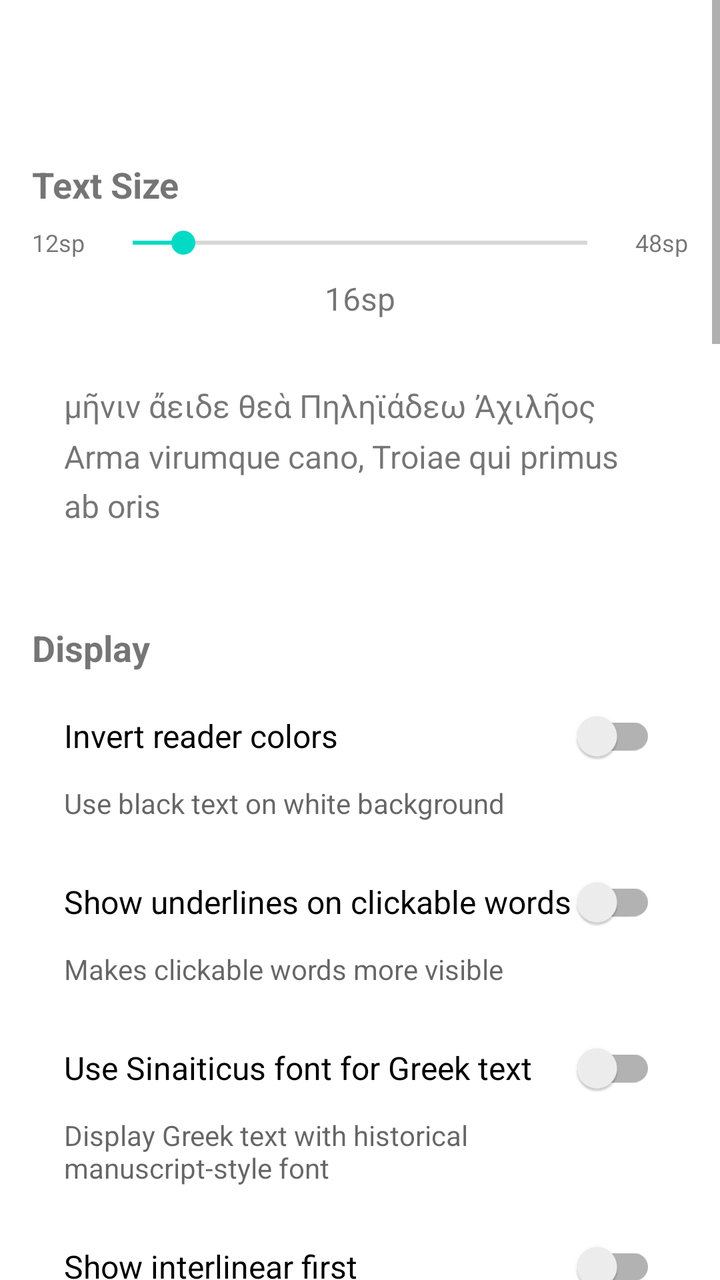
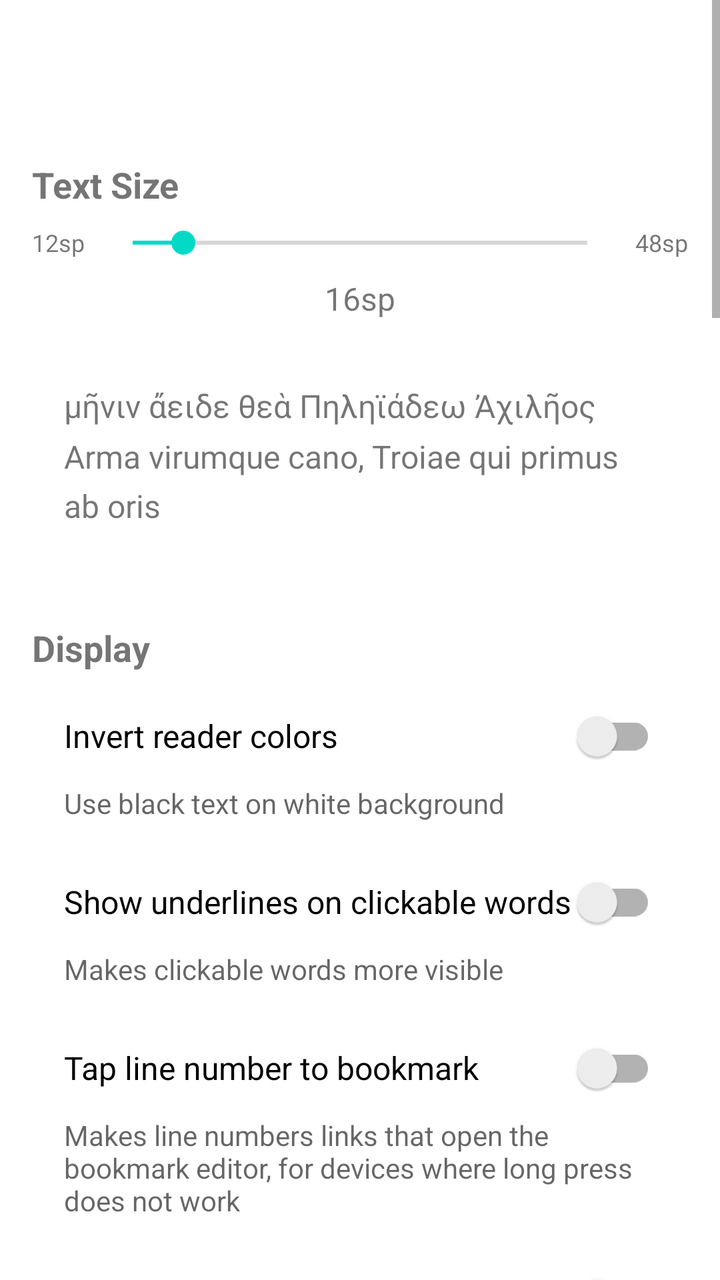

The first picture is an Android layout as it rendered before a commit; the second is the same layout after the commit. The layout source and the unified diff follow.
<!-- AndroidManifest.xml: application theme Theme.ClassicsViewer -->
<!-- res/layout/activity_settings.xml -->
<?xml version="1.0" encoding="utf-8"?>
<FrameLayout
    xmlns:android="http://schemas.android.com/apk/res/android"
    xmlns:app="http://schemas.android.com/apk/res-auto"
    android:layout_width="match_parent"
    android:layout_height="match_parent">

<ScrollView 
    android:layout_width="match_parent"
    android:layout_height="match_parent"
    android:fillViewport="true">

    <LinearLayout
        android:layout_width="match_parent"
        android:layout_height="wrap_content"
        android:orientation="vertical"
        android:paddingTop="80dp"
        android:paddingBottom="16dp"
        android:paddingLeft="16dp"
        android:paddingRight="16dp">

        
        <TextView
            android:layout_width="match_parent"
            android:layout_height="wrap_content"
            android:text="Text Size"
            android:textSize="18sp"
            android:textStyle="bold"
            android:paddingBottom="8dp" />

        <LinearLayout
            android:layout_width="match_parent"
            android:layout_height="wrap_content"
            android:orientation="horizontal"
            android:gravity="center_vertical">

            <TextView
                android:layout_width="wrap_content"
                android:layout_height="wrap_content"
                android:text="12sp"
                android:textSize="12sp"
                android:paddingEnd="8dp" />

            <SeekBar
                android:id="@+id/fontSizeSeekBar"
                android:layout_width="0dp"
                android:layout_height="wrap_content"
                android:layout_weight="1"
                android:max="36"
                android:progress="4" />

            <TextView
                android:layout_width="wrap_content"
                android:layout_height="wrap_content"
                android:text="48sp"
                android:textSize="12sp"
                android:paddingStart="8dp" />

        </LinearLayout>

        <TextView
            android:id="@+id/fontSizeValue"
            android:layout_width="match_parent"
            android:layout_height="wrap_content"
            android:text="16sp"
            android:gravity="center"
            android:textSize="16sp"
            android:paddingTop="8dp"
            android:paddingBottom="16dp" />

        <TextView
            android:id="@+id/fontSizePreview"
            android:layout_width="match_parent"
            android:layout_height="wrap_content"
            android:text="μῆνιν ἄειδε θεὰ Πηληϊάδεω Ἀχιλῆος\nArma virumque cano, Troiae qui primus ab oris"
            android:textSize="16sp"
            android:lineSpacingMultiplier="1.3"
            android:padding="16dp"
            android:background="?android:attr/selectableItemBackground" />

        
        <TextView
            android:layout_width="match_parent"
            android:layout_height="wrap_content"
            android:text="Display"
            android:textSize="18sp"
            android:textStyle="bold"
            android:paddingTop="32dp"
            android:paddingBottom="8dp" />

        <androidx.appcompat.widget.SwitchCompat
            android:id="@+id/invertColorsSwitch"
            android:layout_width="match_parent"
            android:layout_height="wrap_content"
            android:text="Invert reader colors"
            android:textSize="16sp"
            android:paddingTop="12dp"
            android:paddingBottom="12dp"
            android:paddingStart="16dp"
            android:paddingEnd="16dp" />

        <TextView
            android:layout_width="match_parent"
            android:layout_height="wrap_content"
            android:text="Use black text on white background"
            android:textSize="14sp"
            android:textColor="?android:attr/textColorSecondary"
            android:paddingStart="16dp"
            android:paddingEnd="16dp"
            android:paddingBottom="16dp" />

        <androidx.appcompat.widget.SwitchCompat
            android:id="@+id/showWordUnderlinesSwitch"
            android:layout_width="match_parent"
            android:layout_height="wrap_content"
            android:text="Show underlines on clickable words"
            android:textSize="16sp"
            android:paddingTop="12dp"
            android:paddingBottom="12dp"
            android:paddingStart="16dp"
            android:paddingEnd="16dp" />

        <TextView
            android:layout_width="match_parent"
            android:layout_height="wrap_content"
            android:text="Makes clickable words more visible"
            android:textSize="14sp"
            android:textColor="?android:attr/textColorSecondary"
            android:paddingStart="16dp"
            android:paddingEnd="16dp"
            android:paddingBottom="16dp" />

        <androidx.appcompat.widget.SwitchCompat
            android:id="@+id/useSinaiticusFontSwitch"
            android:layout_width="match_parent"
            android:layout_height="wrap_content"
            android:text="Use Sinaiticus font for Greek text"
            android:textSize="16sp"
            android:paddingTop="12dp"
            android:paddingBottom="12dp"
            android:paddingStart="16dp"
            android:paddingEnd="16dp" />

        <TextView
            android:layout_width="match_parent"
            android:layout_height="wrap_content"
            android:text="Display Greek text with historical manuscript-style font"
            android:textSize="14sp"
            android:textColor="?android:attr/textColorSecondary"
            android:paddingStart="16dp"
            android:paddingEnd="16dp"
            android:paddingBottom="16dp" />

        <androidx.appcompat.widget.SwitchCompat
            android:id="@+id/interlinearFirstSwitch"
            android:layout_width="match_parent"
            android:layout_height="wrap_content"
            android:text="Show interlinear first"
            android:textSize="16sp"
            android:paddingTop="12dp"
            android:paddingBottom="12dp"
            android:paddingStart="16dp"
            android:paddingEnd="16dp" />

        <TextView
            android:layout_width="match_parent"
            android:layout_height="wrap_content"
            android:text="Display interlinear translation immediately after the original text"
            android:textSize="14sp"
            android:textColor="?android:attr/textColorSecondary"
            android:paddingStart="16dp"
            android:paddingEnd="16dp"
            android:paddingBottom="16dp" />

        <androidx.appcompat.widget.SwitchCompat
            android:id="@+id/enableDependencyTreeSwitch"
            android:layout_width="match_parent"
            android:layout_height="wrap_content"
            android:text="Enable sentence tree [Experimental]"
            android:textSize="16sp"
            android:paddingTop="12dp"
            android:paddingBottom="12dp"
            android:paddingStart="16dp"
            android:paddingEnd="16dp" />

        <TextView
            android:layout_width="match_parent"
            android:layout_height="wrap_content"
            android:text="Tap morphology info in interlinear view to see sentence tree"
            android:textSize="14sp"
            android:textColor="?android:attr/textColorSecondary"
            android:paddingStart="16dp"
            android:paddingEnd="16dp"
            android:paddingBottom="16dp" />

        <androidx.appcompat.widget.SwitchCompat
            android:id="@+id/caseColoringSwitch"
            android:layout_width="match_parent"
            android:layout_height="wrap_content"
            android:text="Case coloring in interlinear"
            android:textSize="16sp"
            android:paddingTop="12dp"
            android:paddingBottom="12dp"
            android:paddingStart="16dp"
            android:paddingEnd="16dp" />

        <TextView
            android:layout_width="match_parent"
            android:layout_height="wrap_content"
            android:text="Color-code words by grammatical case (nominative, accusative, etc.)"
            android:textSize="14sp"
            android:textColor="?android:attr/textColorSecondary"
            android:paddingStart="16dp"
            android:paddingEnd="16dp"
            android:paddingBottom="16dp" />

        
        <TextView
            android:layout_width="match_parent"
            android:layout_height="wrap_content"
            android:text="Search"
            android:textSize="18sp"
            android:textStyle="bold"
            android:paddingTop="32dp"
            android:paddingBottom="8dp" />

        <TextView
            android:layout_width="match_parent"
            android:layout_height="wrap_content"
            android:text="Maximum occurrences to display"
            android:textSize="16sp"
            android:paddingStart="16dp"
            android:paddingEnd="16dp"
            android:paddingTop="12dp" />

        <LinearLayout
            android:layout_width="match_parent"
            android:layout_height="wrap_content"
            android:orientation="horizontal"
            android:gravity="center_vertical"
            android:paddingStart="16dp"
            android:paddingEnd="16dp"
            android:paddingTop="8dp">

            <TextView
                android:layout_width="wrap_content"
                android:layout_height="wrap_content"
                android:text="500"
                android:textSize="14sp"
                android:paddingEnd="8dp" />

            <SeekBar
                android:id="@+id/occurrenceLimitSeekBar"
                android:layout_width="0dp"
                android:layout_height="wrap_content"
                android:layout_weight="1"
                android:max="9"
                android:progress="0" />

            <TextView
                android:layout_width="wrap_content"
                android:layout_height="wrap_content"
                android:text="5000"
                android:textSize="14sp"
                android:paddingStart="8dp" />

        </LinearLayout>

        <TextView
            android:id="@+id/occurrenceLimitValue"
            android:layout_width="match_parent"
            android:layout_height="wrap_content"
            android:text="500"
            android:gravity="center"
            android:textSize="16sp"
            android:paddingTop="8dp"
            android:paddingBottom="16dp" />

        
        <TextView
            android:layout_width="match_parent"
            android:layout_height="wrap_content"
            android:text="Database"
            android:textSize="18sp"
            android:textStyle="bold"
            android:paddingTop="32dp"
            android:paddingBottom="16dp" />

        <TextView
            android:id="@+id/obbPathLabel"
            android:layout_width="match_parent"
            android:layout_height="wrap_content"
            android:text="Database Status:"
            android:textSize="14sp"
            android:textColor="?android:attr/textColorSecondary"
            android:paddingStart="16dp"
            android:paddingEnd="16dp" />

        <TextView
            android:id="@+id/obbPathValue"
            android:layout_width="match_parent"
            android:layout_height="wrap_content"
            android:text="Not found"
            android:textSize="12sp"
            android:textColor="?android:attr/textColorSecondary"
            android:fontFamily="monospace"
            android:paddingStart="16dp"
            android:paddingEnd="16dp"
            android:paddingBottom="8dp" />

        <Button
            android:id="@+id/refreshDatabaseButton"
            android:layout_width="match_parent"
            android:layout_height="wrap_content"
            android:text="Refresh Database"
            android:textAlignment="textStart"
            android:textColor="?android:attr/textColorPrimary"
            android:textSize="16sp"
            android:padding="16dp"
            style="?android:attr/borderlessButtonStyle" />

        
        <TextView
            android:layout_width="match_parent"
            android:layout_height="wrap_content"
            android:text="About"
            android:textSize="18sp"
            android:textStyle="bold"
            android:paddingTop="32dp"
            android:paddingBottom="16dp" />

        <Button
            android:id="@+id/licensesButton"
            android:layout_width="match_parent"
            android:layout_height="wrap_content"
            android:text="Licenses &amp; Credits"
            android:textAlignment="textStart"
            android:textColor="?android:attr/textColorPrimary"
            android:textSize="16sp"
            android:padding="16dp"
            style="?android:attr/borderlessButtonStyle" />

        
        <TextView
            android:layout_width="match_parent"
            android:layout_height="wrap_content"
            android:text="Help"
            android:textSize="18sp"
            android:textStyle="bold"
            android:paddingTop="32dp"
            android:paddingBottom="16dp" />

        <TextView
            android:layout_width="match_parent"
            android:layout_height="wrap_content"
            android:text="On the Greek text view, swipe left to get a translation (if available for the work), or click a Greek word to view the dictionary, or long press a line number to add a bookmark note"
            android:textSize="14sp"
            android:lineSpacingMultiplier="1.3"
            android:paddingStart="16dp"
            android:paddingEnd="16dp"
            android:paddingBottom="16dp" />

        <TextView
            android:layout_width="match_parent"
            android:layout_height="wrap_content"
            android:text="Chamberlain's audio narration of Homer's Iliad is available for download via Menu → Download Full Iliad Audio. Use the play button to listen while reading."
            android:textSize="14sp"
            android:lineSpacingMultiplier="1.3"
            android:paddingStart="16dp"
            android:paddingEnd="16dp"
            android:paddingBottom="16dp" />

        <TextView
            android:layout_width="match_parent"
            android:layout_height="wrap_content"
            android:text="For interlinear translations - Tap any Greek word to view its full dictionary entry with alternate meanings. Note: Interlinear data is automatically generated and may contain errors."
            android:textSize="14sp"
            android:lineSpacingMultiplier="1.3"
            android:paddingStart="16dp"
            android:paddingEnd="16dp"
            android:paddingBottom="16dp" />

        <TextView
            android:layout_width="match_parent"
            android:layout_height="wrap_content"
            android:text="Sentence tree: Tap the morphology line (e.g. 'ψυχή acc s') to see how words relate grammatically within the sentence."
            android:textSize="14sp"
            android:lineSpacingMultiplier="1.3"
            android:paddingStart="16dp"
            android:paddingEnd="16dp"
            android:paddingBottom="16dp" />

        <TextView
            android:layout_width="match_parent"
            android:layout_height="wrap_content"
            android:text="Topical Links: From a bookmark, tap the two-overlapping-circles icon to see related passages from other works. The match is built from the text surrounding the bookmarked line (roughly a ten-line window), not the line alone — so neighbours reflect the broader passage's vocabulary, themes, and named people or places. Use the dropdown to switch between Topical (shared themes), Lexical (shared content vocabulary), and Names (shared people / places)."
            android:textSize="14sp"
            android:lineSpacingMultiplier="1.3"
            android:paddingStart="16dp"
            android:paddingEnd="16dp"
            android:paddingBottom="16dp" />

        <TextView
            android:layout_width="match_parent"
            android:layout_height="wrap_content"
            android:text="It is recommended to limit screen time, increase font size for comfortable viewing, and/or use a larger tablet device."
            android:textSize="14sp"
            android:lineSpacingMultiplier="1.3"
            android:paddingStart="16dp"
            android:paddingEnd="16dp"
            android:paddingBottom="16dp" />

        
        <LinearLayout
            android:layout_width="match_parent"
            android:layout_height="wrap_content"
            android:orientation="vertical"
            android:gravity="center"
            android:paddingTop="48dp"
            android:paddingBottom="16dp">

            <TextView
                android:id="@+id/buildVersion"
                android:layout_width="wrap_content"
                android:layout_height="wrap_content"
                android:text="Version 1.0"
                android:textSize="12sp"
                android:textColor="?android:attr/textColorSecondary" />

            <TextView
                android:id="@+id/buildTime"
                android:layout_width="wrap_content"
                android:layout_height="wrap_content"
                android:text="Build: 2024-01-01 00:00:00"
                android:textSize="12sp"
                android:textColor="?android:attr/textColorSecondary"
                android:paddingTop="4dp" />

            <TextView
                android:layout_width="wrap_content"
                android:layout_height="wrap_content"
                android:text="Instructions for loading other Perseus data and other languages available at:"
                android:textSize="12sp"
                android:textColor="?android:attr/textColorSecondary"
                android:paddingTop="16dp" />

            <TextView
                android:id="@+id/githubLink"
                android:layout_width="wrap_content"
                android:layout_height="wrap_content"
                android:text="https://github.com/threedlite/classicsviewer"
                android:textSize="14sp"
                android:textColor="#2196F3"
                android:paddingTop="4dp"
                android:autoLink="web"
                android:linksClickable="true" />

        </LinearLayout>

    </LinearLayout>

</ScrollView>

</FrameLayout>
<!-- resources referenced by this layout -->
<resources>
  <style name="Theme.ClassicsViewer" parent="Theme.MaterialComponents.DayNight.DarkActionBar">
          <item name="colorPrimary">@color/purple_500</item>
          <item name="colorPrimaryVariant">@color/purple_700</item>
          <item name="colorOnPrimary">@color/white</item>
          <item name="colorSecondary">@color/teal_200</item>
          <item name="colorSecondaryVariant">@color/teal_700</item>
          <item name="colorOnSecondary">@color/black</item>
          <item name="materialAlertDialogTheme">@style/CustomAlertDialog</item>
      </style>
  <color name="purple_500">#FF6200EE</color>
  <color name="purple_700">#FF3700B3</color>
  <color name="white">#FFFFFFFF</color>
  <color name="teal_200">#FF03DAC5</color>
  <color name="teal_700">#FF018786</color>
  <color name="black">#FF000000</color>
  <style name="CustomAlertDialog" parent="ThemeOverlay.MaterialComponents.MaterialAlertDialog">
          <item name="buttonBarPositiveButtonStyle">@style/PositiveButtonStyle</item>
          <item name="buttonBarNegativeButtonStyle">@style/NegativeButtonStyle</item>
      </style>
  <style name="PositiveButtonStyle" parent="Widget.MaterialComponents.Button.TextButton.Dialog">
          <item name="android:textColor">#FFFFFF</item>
      </style>
  <style name="NegativeButtonStyle" parent="Widget.MaterialComponents.Button.TextButton.Dialog">
          <item name="android:textColor">#FFFFFF</item>
      </style>
</resources>

<!-- the commit's change to res/layout/activity_settings.xml (unified diff, before → after) -->
@@ -131,6 +131,27 @@
             android:paddingBottom="16dp" />
 
         <androidx.appcompat.widget.SwitchCompat
+            android:id="@+id/tapLineNumberToBookmarkSwitch"
+            android:layout_width="match_parent"
+            android:layout_height="wrap_content"
+            android:text="Tap line number to bookmark"
+            android:textSize="16sp"
+            android:paddingTop="12dp"
+            android:paddingBottom="12dp"
+            android:paddingStart="16dp"
+            android:paddingEnd="16dp" />
+
+        <TextView
+            android:layout_width="match_parent"
+            android:layout_height="wrap_content"
+            android:text="Makes line numbers links that open the bookmark editor, for devices where long press does not work"
+            android:textSize="14sp"
+            android:textColor="?android:attr/textColorSecondary"
+            android:paddingStart="16dp"
+            android:paddingEnd="16dp"
+            android:paddingBottom="16dp" />
+
+        <androidx.appcompat.widget.SwitchCompat
             android:id="@+id/useSinaiticusFontSwitch"
             android:layout_width="match_parent"
             android:layout_height="wrap_content"
@@ -353,7 +374,17 @@
         <TextView
             android:layout_width="match_parent"
             android:layout_height="wrap_content"
-            android:text="On the Greek text view, swipe left to get a translation (if available for the work), or click a Greek word to view the dictionary, or long press a line number to add a bookmark note"
+            android:text="On the Greek text view, swipe left to get a translation (if available for the work), or click a Greek word to view the dictionary, or long press a line number (or tap it, with the option above enabled) to add a bookmark note"
+            android:textSize="14sp"
+            android:lineSpacingMultiplier="1.3"
+            android:paddingStart="16dp"
+            android:paddingEnd="16dp"
+            android:paddingBottom="16dp" />
+
+        <TextView
+            android:layout_width="match_parent"
+            android:layout_height="wrap_content"
+            android:text="Contains some AI-processed or third party text which may contain errors."
             android:textSize="14sp"
             android:lineSpacingMultiplier="1.3"
             android:paddingStart="16dp"
